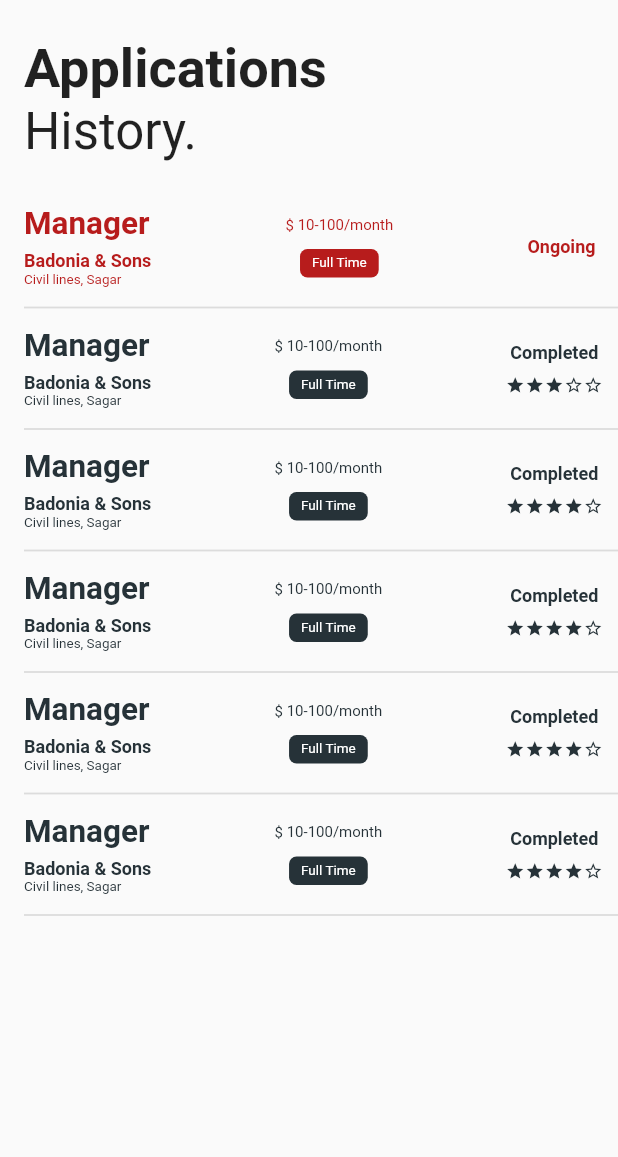
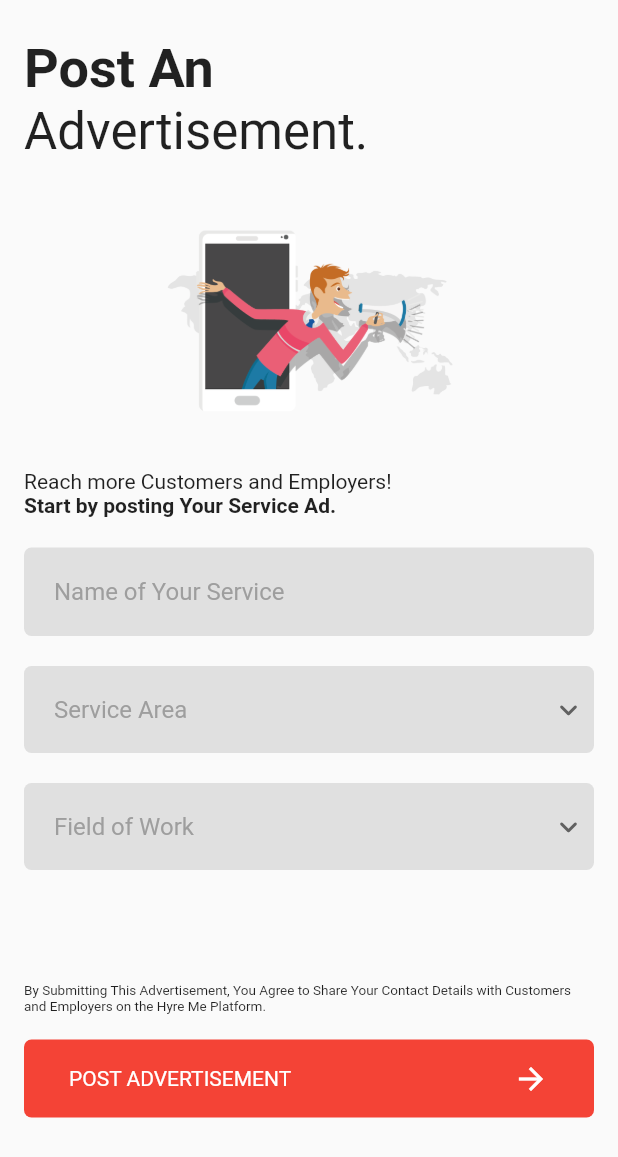
Before and after one commit to Amal4m41/HASPR_assignment, a Flutter app: the screen it shows after launch, on a phone screen of 412 x 824 dp. Shown: the top 1157 px of the screen. Run offline on Flutter 3.47's test engine with Material 2 defaults, Android fonts, the phone set to English and light mode, and no system bars.

Commit message:
Added post advertisement screen

```diff
--- /dev/null
+++ b/lib/components/round_border_container.dart
@@ -0,0 +1,24 @@
+import 'package:flutter/material.dart';
+
+class RoundBorderContainer extends StatelessWidget {
+  final Widget child;
+  final Color color;
+  final double padding;
+
+  const RoundBorderContainer({
+    Key? key,
+    required this.color,
+    required this.padding,
+    required this.child,
+  }) : super(key: key);
+
+  @override
+  Widget build(BuildContext context) {
+    return Container(
+      decoration: BoxDecoration(
+          color: color, borderRadius: BorderRadius.all(Radius.circular(5))),
+      padding: EdgeInsets.all(padding),
+      child: child,
+    );
+  }
+}
--- a/lib/screens/history_screen.dart
+++ b/lib/screens/history_screen.dart
@@ -0,0 +1,115 @@
+import 'package:flutter/material.dart';
+import 'package:haspr_assignment/components/application_history_item.dart';
+import 'package:haspr_assignment/components/title_widget.dart';
+import 'package:haspr_assignment/screens/post_ad_screen.dart';
+import 'package:haspr_assignment/utils/widget_functions.dart';
+
+class HistoryScreen extends StatelessWidget {
+  const HistoryScreen({Key? key}) : super(key: key);
+
+  @override
+  Widget build(BuildContext context) {
+    return Scaffold(
+      body: SafeArea(
+          child: Container(
+        padding: EdgeInsets.only(left: 16, top: 25),
+        child: Column(
+          children: [
+            TitleWidget(title: "Applications", subtitle: 'History.'),
+            addVerticalSpace(30),
+            Expanded(
+              child: ListView.builder(
+                  itemBuilder: (context, index) {
+                    final data = applicationsData[index];
+                    print(data);
+                    final isCompleted = data['isCompleted'];
+
+                    final itemColor = isCompleted
+                        ? Colors.blueGrey.shade900
+                        : Colors.red.shade900;
+
+                    return isCompleted
+                        ? ApplicationHistoryItem(
+                            isCompleted: isCompleted,
+                            rating: data['rating'],
+                            itemColor: itemColor,
+                            designation: data['designation'],
+                            companyName: data['companyName'],
+                            location: data['location'],
+                            isFulltime: data['isFulltime'],
+                            salaryDetails: data['salaryDetails'],
+                          )
+                        : ApplicationHistoryItem(
+                            isCompleted: isCompleted,
+                            itemColor: itemColor,
+                            designation: data['designation'],
+                            companyName: data['companyName'],
+                            location: data['location'],
+                            isFulltime: data['isFulltime'],
+                            salaryDetails: data['salaryDetails'],
+                          );
+                  },
+                  itemCount: applicationsData.length),
+            )
+          ],
+        ),
+      )),
+    );
+  }
+}
+
+const List<Map<String, dynamic>> applicationsData = [
+  {
+    'designation': 'Manager',
+    'companyName': 'Badonia & Sons',
+    'location': 'Civil lines, Sagar',
+    'salaryDetails': '\$ 10-100/month',
+    'isFulltime': true,
+    'isCompleted': false,
+  },
+  {
+    'designation': 'Manager',
+    'companyName': 'Badonia & Sons',
+    'location': 'Civil lines, Sagar',
+    'salaryDetails': '\$ 10-100/month',
+    'isFulltime': true,
+    'isCompleted': true,
+    'rating': 3,
+  },
+  {
+    'designation': 'Manager',
+    'companyName': 'Badonia & Sons',
+    'location': 'Civil lines, Sagar',
+    'salaryDetails': '\$ 10-100/month',
+    'isFulltime': true,
+    'isCompleted': true,
+    'rating': 4,
+  },
+  {
+    'designation': 'Manager',
+    'companyName': 'Badonia & Sons',
+    'location': 'Civil lines, Sagar',
+    'salaryDetails': '\$ 10-100/month',
+    'isFulltime': true,
+    'isCompleted': true,
+    'rating': 4,
+  },
+  {
+    'designation': 'Manager',
+    'companyName': 'Badonia & Sons',
+    'location': 'Civil lines, Sagar',
+    'salaryDetails': '\$ 10-100/month',
+    'isFulltime': true,
+    'isCompleted': true,
+    'rating': 4,
+  },
+  {
+    'designation': 'Manager',
+    'companyName': 'Badonia & Sons',
+    'location': 'Civil lines, Sagar',
+    'salaryDetails': '\$ 10-100/month',
+    'isFulltime': true,
+    'isCompleted': true,
+    'rating': 4,
+  },
+];
--- a/lib/screens/post_ad_screen.dart
+++ b/lib/screens/post_ad_screen.dart
@@ -6,116 +6,160 @@ import 'package:haspr_assignment/components/application_history_item.dart';
 import 'package:haspr_assignment/components/notification_divider.dart';
 import 'package:haspr_assignment/components/notification_item.dart';
 import 'package:haspr_assignment/components/rectangular_round_button.dart';
+import 'package:haspr_assignment/components/round_border_container.dart';
 import 'package:haspr_assignment/components/title_widget.dart';
 import 'package:haspr_assignment/utils/constants/colors.dart';
 import 'package:haspr_assignment/utils/widget_functions.dart';
 
-class PostAdScreen extends StatelessWidget {
+class PostAdScreen extends StatefulWidget {
   const PostAdScreen({Key? key}) : super(key: key);
 
   @override
+  State<PostAdScreen> createState() => _PostAdScreenState();
+}
+
+class _PostAdScreenState extends State<PostAdScreen> {
+  @override
   Widget build(BuildContext context) {
+    final Size screenSize = MediaQuery.of(context).size;
+
     return Scaffold(
       body: SafeArea(
+        child: SingleChildScrollView(
           child: Container(
-        padding: EdgeInsets.only(left: 16, top: 25),
-        child: Column(
-          children: [
-            TitleWidget(title: "Applications", subtitle: 'History.'),
-            addVerticalSpace(30),
-            Expanded(
-              child: ListView.builder(
-                  itemBuilder: (context, index) {
-                    final data = applicationsData[index];
-                    print(data);
-                    final isCompleted = data['isCompleted'];
+            padding: EdgeInsets.only(top: 25),
+            // color: Colors.red,
+            child: Padding(
+              padding: EdgeInsets.symmetric(horizontal: 16),
+              child: Column(
+                crossAxisAlignment: CrossAxisAlignment.start,
+                children: [
+                  const TitleWidget(
+                    title: "Post An",
+                    subtitle: 'Advertisement.',
+                  ),
 
-                    final itemColor = isCompleted
-                        ? Colors.blueGrey.shade900
-                        : Colors.red.shade900;
-
-                    return isCompleted
-                        ? ApplicationHistoryItem(
-                            isCompleted: isCompleted,
-                            rating: data['rating'],
-                            itemColor: itemColor,
-                            designation: data['designation'],
-                            companyName: data['companyName'],
-                            location: data['location'],
-                            isFulltime: data['isFulltime'],
-                            salaryDetails: data['salaryDetails'],
-                          )
-                        : ApplicationHistoryItem(
-                            isCompleted: isCompleted,
-                            itemColor: itemColor,
-                            designation: data['designation'],
-                            companyName: data['companyName'],
-                            location: data['location'],
-                            isFulltime: data['isFulltime'],
-                            salaryDetails: data['salaryDetails'],
+                  Center(
+                    child: Image.asset(
+                      'assets/ad_cartoon_pic.png',
+                      height: screenSize.height * 0.25,
+                      width: screenSize.width * 0.8,
+                    ),
+                  ),
+                  const Text('Reach more Customers and Employers!'),
+                  const Text(
+                    'Start by posting Your Service Ad.',
+                    style: TextStyle(fontWeight: FontWeight.bold),
+                  ),
+                  addVerticalSpace(20),
+                  RoundBorderContainer(
+                    color: lightGrey,
+                    padding: 20,
+                    child: const TextField(
+                      decoration: InputDecoration.collapsed(
+                          hintText: 'Name of Your Service',
+                          hintStyle: TextStyle(
+                            fontSize: 16,
+                            color: Colors.grey,
+                          )),
+                    ),
+                  ),
+                  addVerticalSpace(20),
+                  RoundBorderContainer(
+                    color: lightGrey,
+                    padding: 5,
+                    child: Padding(
+                      padding: const EdgeInsets.only(left: 15.0),
+                      child: DropdownButton<String>(
+                        isExpanded: true,
+                        hint: const Text(
+                          'Service Area',
+                          style: TextStyle(fontSize: 16, color: Colors.grey),
+                        ),
+                        icon: const Icon(Icons.keyboard_arrow_down_rounded),
+                        iconSize: 24,
+                        elevation: 16,
+                        style: const TextStyle(color: Colors.deepPurple),
+                        underline: addEmptyWidget(),
+                        onChanged: (String? newValue) {
+                          // setState(() {
+                          //   dropdownValue = newValue!;
+                          // });
+                        },
+                        items: <String>['One', 'Two', 'Free', 'Four']
+                            .map<DropdownMenuItem<String>>((String value) {
+                          return DropdownMenuItem<String>(
+                            value: value,
+                            child: Text(value),
                           );
-                  },
-                  itemCount: applicationsData.length),
-            )
-          ],
+                        }).toList(),
+                      ),
+                    ),
+                  ),
+                  addVerticalSpace(20),
+                  RoundBorderContainer(
+                    color: lightGrey,
+                    padding: 5,
+                    child: Padding(
+                      padding: const EdgeInsets.only(left: 15.0),
+                      child: DropdownButton<String>(
+                        // value: 'One',
+                        isExpanded: true,
+                        hint: const Text(
+                          'Field of Work',
+                          style: TextStyle(fontSize: 16, color: Colors.grey),
+                        ),
+                        icon: const Icon(Icons.keyboard_arrow_down_rounded),
+                        iconSize: 24,
+                        elevation: 16,
+                        style: const TextStyle(color: Colors.deepPurple),
+                        underline: addEmptyWidget(),
+                        onChanged: (String? newValue) {
+                          // setState(() {
+                          //   dropdownValue = newValue!;
+                          // });
+                        },
+                        items: <String>['One', 'Two', 'Free', 'Four']
+                            .map<DropdownMenuItem<String>>((String value) {
+                          return DropdownMenuItem<String>(
+                            value: value,
+                            child: Text(value),
+                          );
+                        }).toList(),
+                      ),
+                    ),
+                  ),
+                  // Spacer(),
+                  addVerticalSpace(75),
+                  const Text(
+                    'By Submitting This Advertisement, You Agree to '
+                    'Share Your Contact Details with Customers and Employers on the '
+                    'Hyre Me Platform.',
+                    style: TextStyle(fontSize: 9),
+                  ),
+                  addVerticalSpace(16),
+                  RectangularRoundButton(
+                      borderRadius: 5,
+                      child: Row(
+                        mainAxisAlignment: MainAxisAlignment.spaceBetween,
+                        children: const [
+                          Text(
+                            'POST ADVERTISEMENT',
+                            style: TextStyle(color: Colors.white),
+                          ),
+                          Icon(
+                            Icons.arrow_forward,
+                            color: Colors.white,
+                          ),
+                        ],
+                      ),
+                      buttonColor: Colors.red)
+                ],
+              ),
+            ),
+          ),
         ),
-      )),
+      ),
     );
   }
 }
-
-const List<Map<String, dynamic>> applicationsData = [
-  {
-    'designation': 'Manager',
-    'companyName': 'Badonia & Sons',
-    'location': 'Civil lines, Sagar',
-    'salaryDetails': '\$ 10-100/month',
-    'isFulltime': true,
-    'isCompleted': false,
-  },
-  {
-    'designation': 'Manager',
-    'companyName': 'Badonia & Sons',
-    'location': 'Civil lines, Sagar',
-    'salaryDetails': '\$ 10-100/month',
-    'isFulltime': true,
-    'isCompleted': true,
-    'rating': 3,
-  },
-  {
-    'designation': 'Manager',
-    'companyName': 'Badonia & Sons',
-    'location': 'Civil lines, Sagar',
-    'salaryDetails': '\$ 10-100/month',
-    'isFulltime': true,
-    'isCompleted': true,
-    'rating': 4,
-  },
-  {
-    'designation': 'Manager',
-    'companyName': 'Badonia & Sons',
-    'location': 'Civil lines, Sagar',
-    'salaryDetails': '\$ 10-100/month',
-    'isFulltime': true,
-    'isCompleted': true,
-    'rating': 4,
-  },
-  {
-    'designation': 'Manager',
-    'companyName': 'Badonia & Sons',
-    'location': 'Civil lines, Sagar',
-    'salaryDetails': '\$ 10-100/month',
-    'isFulltime': true,
-    'isCompleted': true,
-    'rating': 4,
-  },
-  {
-    'designation': 'Manager',
-    'companyName': 'Badonia & Sons',
-    'location': 'Civil lines, Sagar',
-    'salaryDetails': '\$ 10-100/month',
-    'isFulltime': true,
-    'isCompleted': true,
-    'rating': 4,
-  },
-];
--- a/lib/utils/constants/colors.dart
+++ b/lib/utils/constants/colors.dart
@@ -1,4 +1,4 @@
 import 'package:flutter/cupertino.dart';
 import 'package:flutter/material.dart';
 
-final lightGrey = Colors.grey.shade500;
+final lightGrey = Colors.grey.shade300;
--- a/pubspec.yaml
+++ b/pubspec.yaml
@@ -58,10 +58,8 @@ flutter:
   uses-material-design: true
 
   # To add assets to your application, add an assets section, like this:
-  # assets:
-  #   - images/a_dot_burr.jpeg
-  #   - images/a_dot_ham.jpeg
-
+  assets:
+   - assets/
   # An image asset can refer to one or more resolution-specific "variants", see
   # https://flutter.dev/assets-and-images/#resolution-aware.
 
```
Also changed, not shown: assets/ad_cartoon_pic.png (added).
